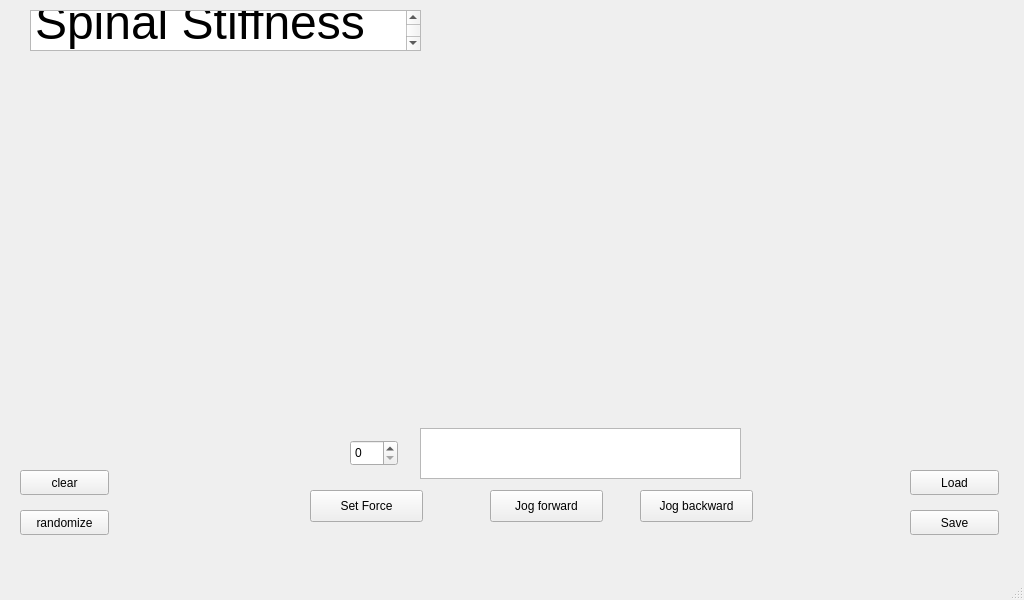
wiihoffmann/indenter-control-panel, file dialog.ui: the form before one commit.
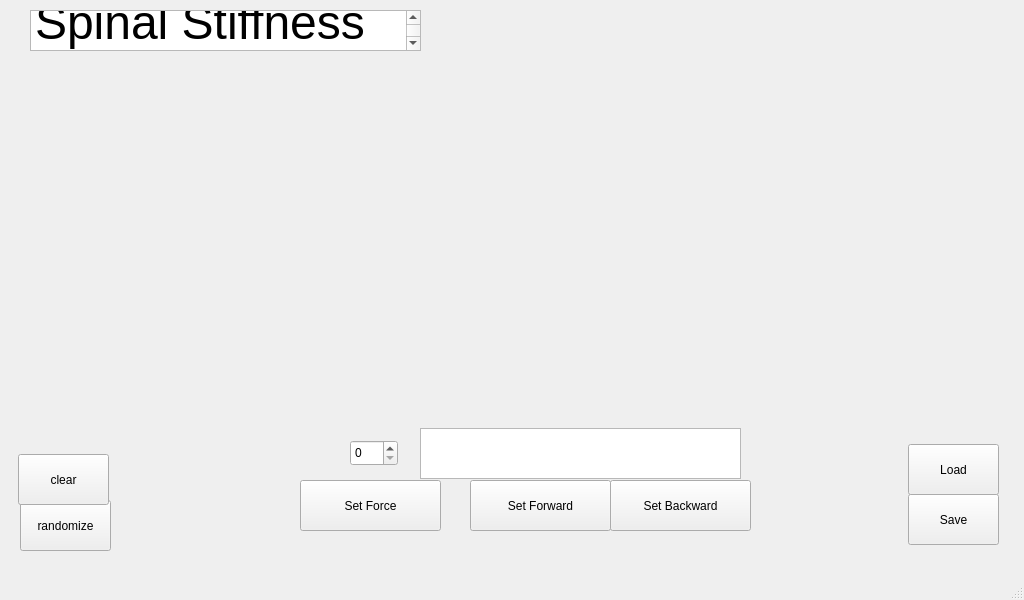
The form after the commit. Custom widgets are drawn as their Qt base class.

Commit message: made buttons bigger

```diff
--- a/dialog.ui
+++ b/dialog.ui
@@ -18,9 +18,9 @@
     <property name="geometry">
      <rect>
       <x>20</x>
-      <y>510</y>
-      <width>89</width>
-      <height>25</height>
+      <y>500</y>
+      <width>91</width>
+      <height>51</height>
      </rect>
     </property>
     <property name="text">
@@ -40,10 +40,10 @@
    <widget class="QPushButton" name="pushButton_clear_graph">
     <property name="geometry">
      <rect>
-      <x>20</x>
-      <y>470</y>
-      <width>89</width>
-      <height>25</height>
+      <x>18</x>
+      <y>454</y>
+      <width>91</width>
+      <height>51</height>
      </rect>
     </property>
     <property name="text">
@@ -53,10 +53,10 @@
    <widget class="QPushButton" name="SaveButton">
     <property name="geometry">
      <rect>
-      <x>910</x>
-      <y>510</y>
-      <width>89</width>
-      <height>25</height>
+      <x>908</x>
+      <y>494</y>
+      <width>91</width>
+      <height>51</height>
      </rect>
     </property>
     <property name="text">
@@ -66,10 +66,10 @@
    <widget class="QPushButton" name="LoadButton">
     <property name="geometry">
      <rect>
-      <x>910</x>
-      <y>470</y>
-      <width>89</width>
-      <height>25</height>
+      <x>908</x>
+      <y>444</y>
+      <width>91</width>
+      <height>51</height>
      </rect>
     </property>
     <property name="text">
@@ -99,10 +99,10 @@
    <widget class="QPushButton" name="setButton">
     <property name="geometry">
      <rect>
-      <x>310</x>
-      <y>490</y>
-      <width>113</width>
-      <height>32</height>
+      <x>300</x>
+      <y>480</y>
+      <width>141</width>
+      <height>51</height>
      </rect>
     </property>
     <property name="text">
@@ -132,27 +132,27 @@
    <widget class="QPushButton" name="forwardButton">
     <property name="geometry">
      <rect>
-      <x>490</x>
-      <y>490</y>
-      <width>113</width>
-      <height>32</height>
+      <x>470</x>
+      <y>480</y>
+      <width>141</width>
+      <height>51</height>
      </rect>
     </property>
     <property name="text">
-     <string>Jog forward</string>
+     <string>Set Forward</string>
     </property>
    </widget>
    <widget class="QPushButton" name="backwardButton">
     <property name="geometry">
      <rect>
-      <x>640</x>
-      <y>490</y>
-      <width>113</width>
-      <height>32</height>
+      <x>610</x>
+      <y>480</y>
+      <width>141</width>
+      <height>51</height>
      </rect>
     </property>
     <property name="text">
-     <string>Jog backward</string>
+     <string>Set Backward</string>
     </property>
    </widget>
   </widget>
```
